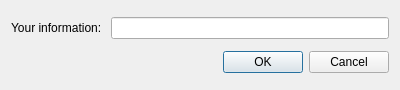
First picture: the form in dialog.ui, repository NikNator10/QT-Testing, before the edit.
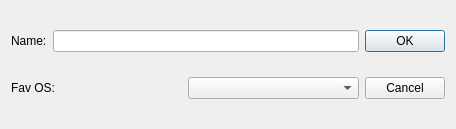
Second picture: the form after the edit.

The edit to the form file:
```diff
--- a/dialog.ui
+++ b/dialog.ui
@@ -6,20 +6,22 @@
    <rect>
     <x>0</x>
     <y>0</y>
-    <width>400</width>
-    <height>90</height>
+    <width>456</width>
+    <height>129</height>
    </rect>
   </property>
   <property name="windowTitle">
    <string>Dialog</string>
   </property>
-  <layout class="QVBoxLayout" name="verticalLayout">
+  <layout class="QHBoxLayout" name="horizontalLayout_3">
+   <item>
+    <layout class="QVBoxLayout" name="verticalLayout_2">
    <item>
     <layout class="QHBoxLayout" name="horizontalLayout_2">
      <item>
       <widget class="QLabel" name="label">
        <property name="text">
-        <string>Your information: </string>
+          <string>Name:</string>
        </property>
       </widget>
      </item>
@@ -31,18 +33,21 @@
    <item>
     <layout class="QHBoxLayout" name="horizontalLayout">
      <item>
-      <spacer name="horizontalSpacer">
-       <property name="orientation">
-        <enum>Qt::Horizontal</enum>
-       </property>
-       <property name="sizeHint" stdset="0">
-        <size>
-         <width>40</width>
-         <height>20</height>
-        </size>
-       </property>
-      </spacer>
-     </item>
+        <widget class="QLabel" name="label_2">
+         <property name="text">
+          <string>Fav OS:</string>
+         </property>
+        </widget>
+       </item>
+       <item>
+        <widget class="QComboBox" name="fav_os_combo_box"/>
+       </item>
+      </layout>
+     </item>
+    </layout>
+   </item>
+   <item>
+    <layout class="QVBoxLayout" name="verticalLayout">
      <item>
       <widget class="QPushButton" name="ok_button">
        <property name="text">
```
Left out of the diff: 2 changed lines with no effect on the pictures. Lines whose indentation alone changed are shown as unchanged.
